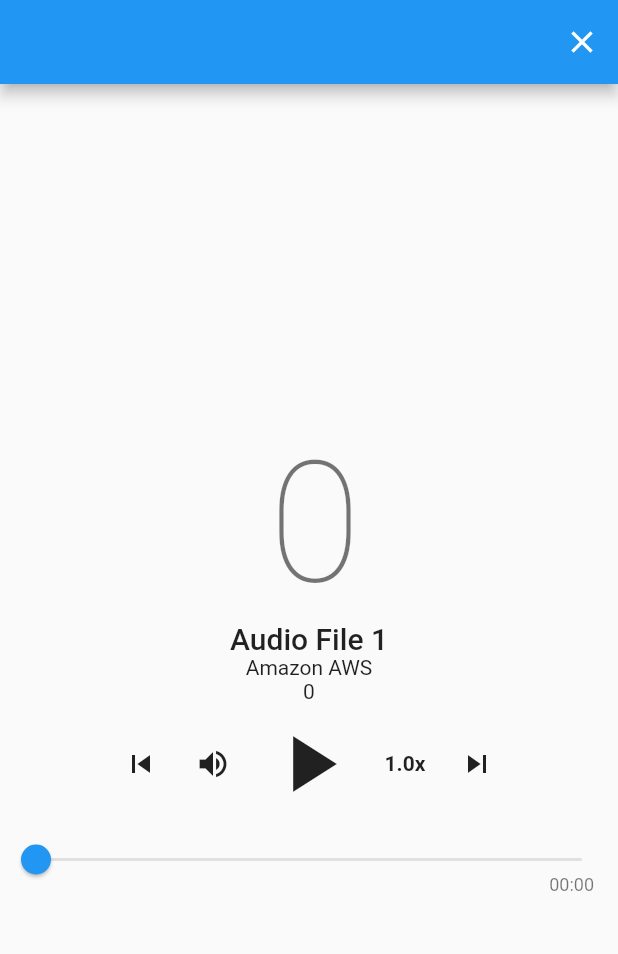
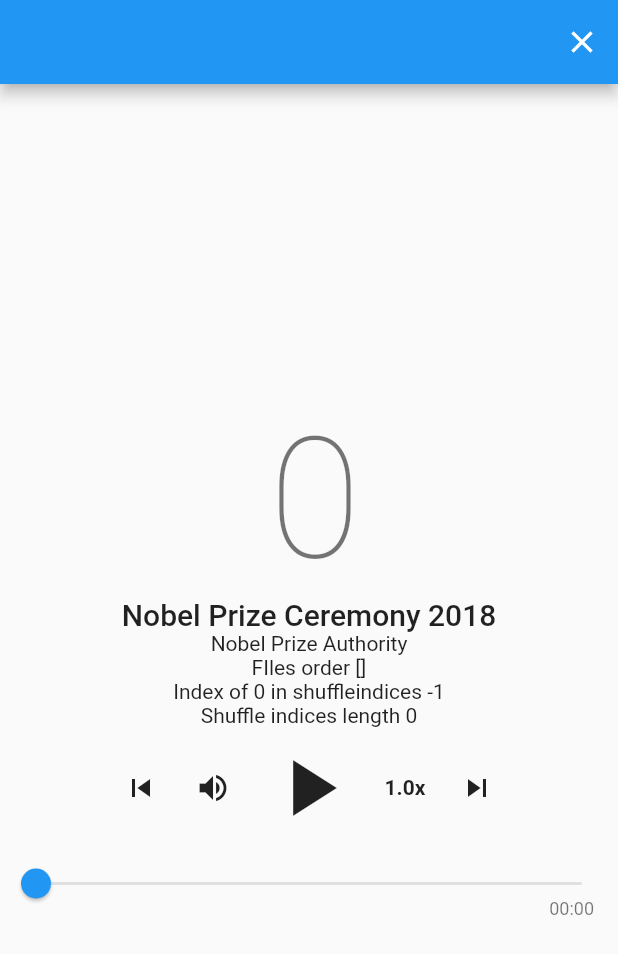
Before and after one commit to shamrat1/flutter-audio-player, a Flutter app: the screen it shows after launch, after a tap on the "add" icon, on a phone screen of 412 x 824 dp. Shown: the top 954 px of the screen. Run offline on Flutter 3.47's test engine with Material 2 defaults, Android fonts, the phone set to English and light mode, and no system bars; our stand-ins replace just_audio, rxdart; missing offline and left inert: audio_session.

Commit message:
audio file description update

```diff
--- a/lib/audio_screen.dart
+++ b/lib/audio_screen.dart
@@ -102,9 +102,24 @@
                       style: Theme.of(context).textTheme.bodyMedium,
                     ),
                     Text(
-                      (playerData?.sequence?.currentIndex ?? 0).toString(),
+                      "FIles order " +
+                          (playerData?.sequence?.shuffleIndices).toString(),
                       style: Theme.of(context).textTheme.bodyMedium,
                     ),
+                    Text(
+                      "Index of ${(playerData?.currentIndex ?? 0)} in shuffleindices " +
+                          (playerData?.sequence?.shuffleIndices
+                                  .indexOf(playerData.currentIndex ?? 0))
+                              .toString(),
+                      style: Theme.of(context).textTheme.bodyMedium,
+                    ),
+                    Text(
+                      "Shuffle indices length " +
+                          ((playerData?.sequence?.shuffleIndices.length ?? 1))
+                              .toString(),
+                      style: Theme.of(context).textTheme.bodyMedium,
+                    ),
+
                     // Display play/pause button and volume/speed sliders.
                     ControlButtons(player),
                     // Display seek bar. Using StreamBuilder, this widget rebuilds
--- a/lib/main.dart
+++ b/lib/main.dart
@@ -8,9 +8,9 @@
 
 List<AudioFile> audios = [
   AudioFile(
-    name: "Audio File 1",
+    name: "Nobel Prize Ceremony 2018",
     url: "https://s3.amazonaws.com/scifri-episodes/scifri20181123-episode.mp3",
-    artist: "Amazon AWS",
+    artist: "Nobel Prize Authority",
   ),
   AudioFile(
     name: "Kalimba",
```
